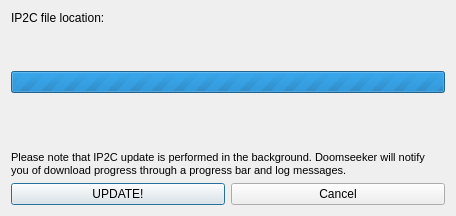
The window that src/core/gui/ip2cupdatebox.ui (PROPHESSOR/DDCLauncher) describes before a commit, drawn with Qt 5.
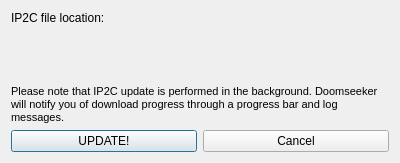
The same window after the commit.

The edit to the form file:
```diff
--- a/src/core/gui/ip2cupdatebox.ui
+++ b/src/core/gui/ip2cupdatebox.ui
@@ -6,16 +6,10 @@
    <rect>
     <x>0</x>
     <y>0</y>
-    <width>456</width>
-    <height>212</height>
+    <width>400</width>
+    <height>163</height>
    </rect>
   </property>
-  <property name="sizePolicy">
-   <sizepolicy hsizetype="Preferred" vsizetype="Preferred">
-    <horstretch>0</horstretch>
-    <verstretch>0</verstretch>
-   </sizepolicy>
-  </property>
   <property name="windowTitle">
    <string>Doomseeker - Update IP2C</string>
   </property>
@@ -29,12 +23,6 @@
    </item>
    <item>
     <widget class="QLabel" name="lblIP2CFileLocation">
-     <property name="sizePolicy">
-      <sizepolicy hsizetype="Preferred" vsizetype="Minimum">
-       <horstretch>0</horstretch>
-       <verstretch>0</verstretch>
-      </sizepolicy>
-     </property>
      <property name="text">
       <string>&lt;ENTER LOCATION HERE&gt;</string>
      </property>
@@ -49,47 +37,28 @@
    <item>
     <widget class="QLabel" name="lblDatabaseStatus">
      <property name="text">
-      <string>&lt;ENTER DATABASE UPDATE STATUS HERE&gt;</string>
+      <string>&lt;ENTER DATABASE AGE HERE OR LEAVE EMPTY&gt;</string>
      </property>
      <property name="wordWrap">
       <bool>true</bool>
      </property>
     </widget>
    </item>
-   <item>
-    <widget class="QProgressBar" name="progressBar">
-     <property name="maximum">
-      <number>0</number>
-     </property>
-     <property name="value">
-      <number>0</number>
-     </property>
-    </widget>
-   </item>
    <item>
     <spacer name="verticalSpacer">
      <property name="orientation">
       <enum>Qt::Vertical</enum>
      </property>
-     <property name="sizeType">
-      <enum>QSizePolicy::MinimumExpanding</enum>
-     </property>
      <property name="sizeHint" stdset="0">
       <size>
        <width>20</width>
-       <height>0</height>
+       <height>40</height>
       </size>
      </property>
     </spacer>
    </item>
    <item>
     <widget class="QLabel" name="label_2">
-     <property name="sizePolicy">
-      <sizepolicy hsizetype="Preferred" vsizetype="Minimum">
-       <horstretch>0</horstretch>
-       <verstretch>0</verstretch>
-      </sizepolicy>
-     </property>
      <property name="text">
       <string>&lt;!DOCTYPE HTML PUBLIC &quot;-//W3C//DTD HTML 4.0//EN&quot; &quot;http://www.w3.org/TR/REC-html40/strict.dtd&quot;&gt;
 &lt;html&gt;&lt;head&gt;&lt;meta name=&quot;qrichtext&quot; content=&quot;1&quot; /&gt;&lt;style type=&quot;text/css&quot;&gt;
```
Left out of the diff: 2 changed lines with no effect on the pictures.
